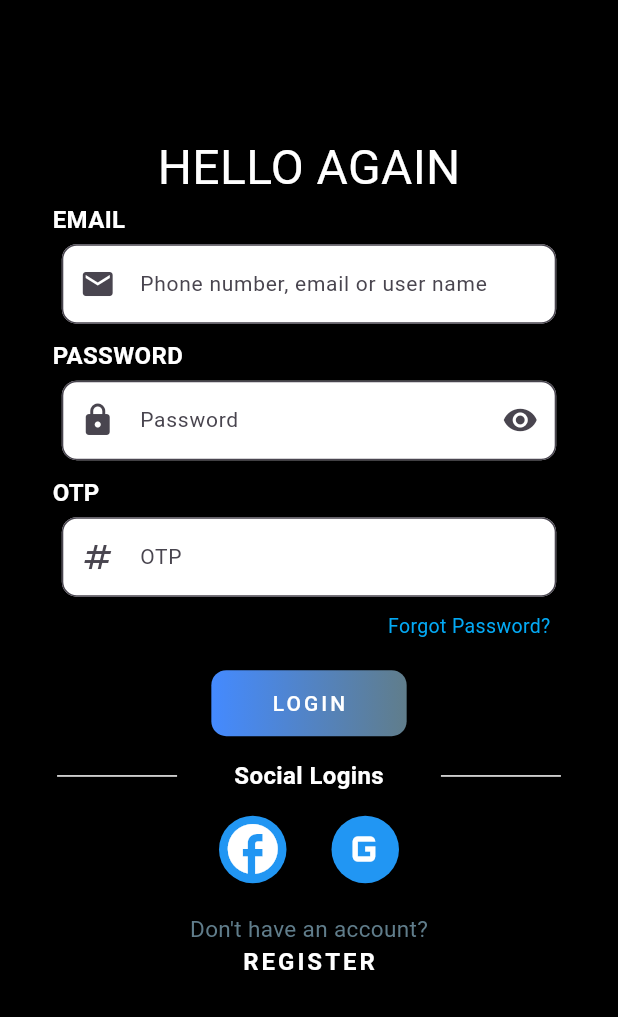
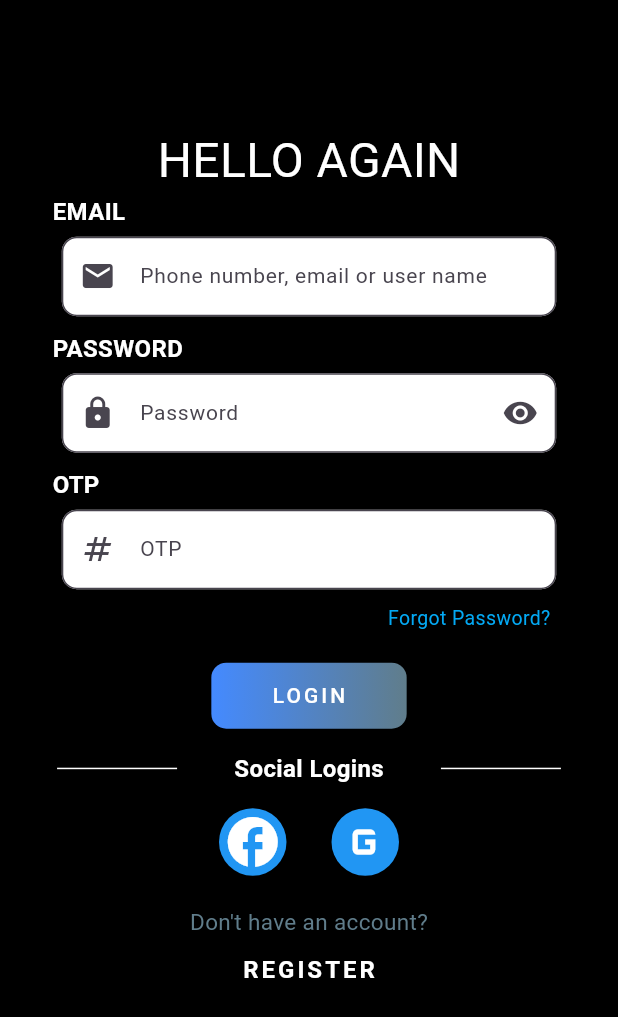
Before and after one commit to UmerMujtaba/ToDoApp, a Flutter app: the LoginScreen screen opened by its route, on a phone screen of 412 x 824 dp. Shown: the top 1017 px of the screen. Run offline on Flutter 3.47's test engine with Material 3 defaults, Android fonts, the light colour scheme and no system bars; our stand-ins replace cloud_firestore, firebase_auth, firebase_core, flutter_riverpod, flutter_spinkit, image_picker and 3 more; accounts and stored records are empty; network calls fail.

Commit message:
Email Verification

```diff
--- a/lib/screens/login_Screen.dart
+++ b/lib/screens/login_Screen.dart
@@ -27,7 +27,7 @@ class _LoginScreenState extends State<LoginScreen> {
   TextEditingController otpController = TextEditingController();
 
 
-  Future Login() async{
+  Future login() async{
     try {
       // Retrieve the verification ID from the arguments
       final String verificationId =
@@ -85,7 +85,6 @@ class _LoginScreenState extends State<LoginScreen> {
   Widget build(BuildContext context) {
     final double screenHeight = MediaQuery.of(context).size.height;
     final double screenWidth = MediaQuery.of(context).size.width;
-    final Orientation orientation = MediaQuery.of(context).orientation;
 
     return SafeArea(
       child: Scaffold(
@@ -98,7 +97,7 @@ class _LoginScreenState extends State<LoginScreen> {
           child: Column(
             mainAxisAlignment: MainAxisAlignment.center,
             children: <Widget>[
-              Text('HELLO AGAIN',style: TextStyle(color: Colors.white,fontSize: 32),),
+              const Text('HELLO AGAIN',style: TextStyle(color: Colors.white,fontSize: 32),),
               const Row(
                 children: [
                   Padding(
@@ -120,7 +119,7 @@ class _LoginScreenState extends State<LoginScreen> {
                   decoration: InputDecoration(
                       filled: true,
                       fillColor: Colors.white,
-                      prefixIcon: Icon(Icons.email, size: 24),
+                      prefixIcon: const Icon(Icons.email, size: 24),
                       border: OutlineInputBorder(
                         borderSide:
                             const BorderSide(color: Colors.white, width: 2.0),
@@ -164,7 +163,7 @@ class _LoginScreenState extends State<LoginScreen> {
                       borderRadius: BorderRadius.circular(10.0),
                     ),
                     hintText: 'Password',
-                    prefixIcon: Icon(Icons.lock_rounded, size: 24),
+                    prefixIcon: const Icon(Icons.lock_rounded, size: 24),
                     suffixIcon: IconButton(
                       icon: Icon(
                         _obscureText ? Icons.visibility : Icons.visibility_off,
@@ -213,7 +212,7 @@ class _LoginScreenState extends State<LoginScreen> {
                       borderRadius: BorderRadius.circular(10.0),
                     ),
                     hintText: 'OTP',
-                    prefixIcon: Icon(Icons.numbers, size: 24),
+                    prefixIcon: const Icon(Icons.numbers, size: 24),
                   ),
                   style: const TextStyle(color: Colors.black, fontSize: 14),
                 ),
@@ -244,7 +243,7 @@ class _LoginScreenState extends State<LoginScreen> {
                   setState(() {
                     showSpinner = true;
                   });
-                 Login();
+                 login();
 
                   setState(() {
                     showSpinner = false;
@@ -318,14 +317,12 @@ class _LoginScreenState extends State<LoginScreen> {
                 'Don\'t have an account?',
                 style: TextStyle(color: Colors.blueGrey, fontSize: 15),
               ),
+              const SizedBox(height: 10),
               GestureDetector(
                 onTap: () {
                   Navigator.pushNamed(context, '/register');
                 },
-                child: GestureDetector(
-                  onTap: () {
-                    widget.showRegisterPage;
-                  },
+
                   child: const Text(
                     'REGISTER',
                     style: TextStyle(
@@ -335,7 +332,7 @@ class _LoginScreenState extends State<LoginScreen> {
                         letterSpacing: 2),
                   ),
                 ),
-              )
+
             ],
           ),
         ),
--- a/lib/services/email_verification.dart
+++ b/lib/services/email_verification.dart
@@ -13,6 +13,7 @@ class EmailVerificationScreen extends StatefulWidget {
 
 class _EmailVerificationScreenState extends State<EmailVerificationScreen> {
   bool isEmailVerified = false;
+  bool isSnackbarDisplayed = false; // Track whether snackbar has been displayed
   Timer? timer;
 
   @override
@@ -28,9 +29,10 @@ class _EmailVerificationScreenState extends State<EmailVerificationScreen> {
       isEmailVerified = FirebaseAuth.instance.currentUser!.emailVerified;
     });
 
-    if (isEmailVerified) {
+    if (isEmailVerified && !isSnackbarDisplayed) { // Check if email is verified and snackbar is not displayed
       ScaffoldMessenger.of(context)
           .showSnackBar(const SnackBar(content: Text("Email Successfully Verified")));
+      isSnackbarDisplayed = true; // Mark snackbar as displayed
 
       timer?.cancel();
       await verifyPhoneNumber();
```
